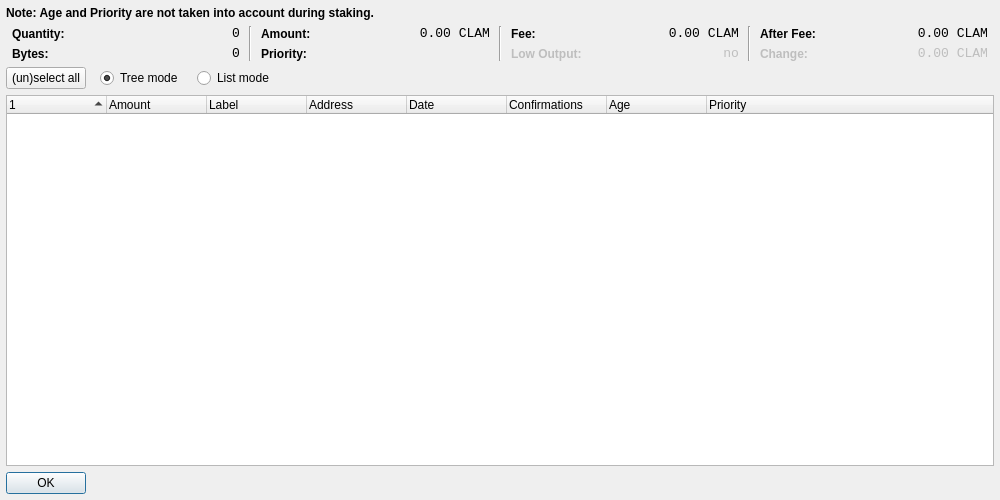
First picture: the form in src/qt/forms/coincontroldialog.ui, repository Crazyhead90/Linda, before the edit.
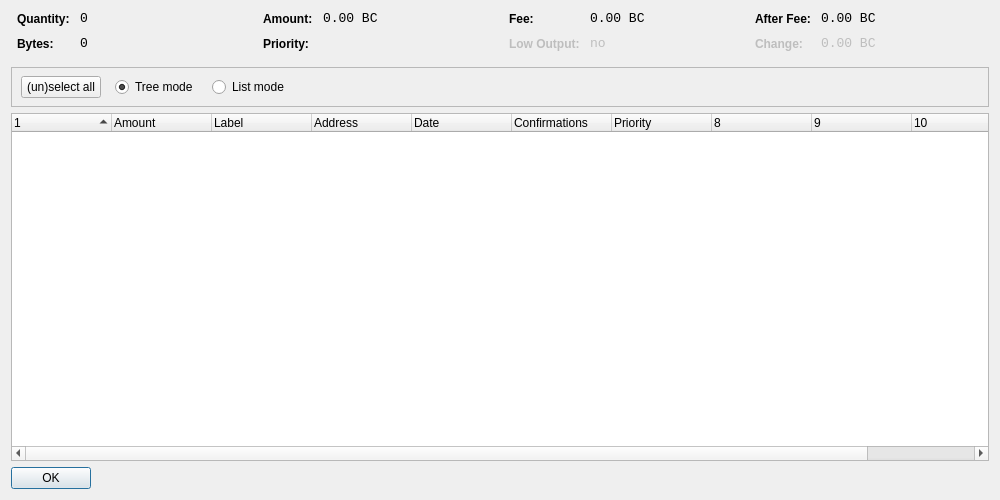
Second picture: the form after the edit. Custom widgets are drawn as their Qt base class.

The edit to the form file:
```diff
--- a/src/qt/forms/coincontroldialog.ui
+++ b/src/qt/forms/coincontroldialog.ui
@@ -13,102 +13,22 @@
   <property name="windowTitle">
    <string>Coin Control</string>
   </property>
-  <layout class="QGridLayout" name="gridLayout">
-   <property name="leftMargin">
-    <number>6</number>
-   </property>
+  <layout class="QVBoxLayout" name="verticalLayout">
+   <item>
+    <layout class="QHBoxLayout" name="horizontalLayoutTop" stretch="0,0,0,0">
    <property name="topMargin">
-    <number>6</number>
-   </property>
-   <property name="rightMargin">
-    <number>6</number>
-   </property>
-   <property name="bottomMargin">
-    <number>6</number>
-   </property>
-   <item row="3" column="0">
-    <widget class="CoinControlTreeWidget" name="treeWidget">
-     <property name="contextMenuPolicy">
-      <enum>Qt::CustomContextMenu</enum>
-     </property>
-     <property name="sortingEnabled">
-      <bool>false</bool>
-     </property>
-     <property name="columnCount">
-      <number>8</number>
-     </property>
-     <attribute name="headerShowSortIndicator" stdset="0">
-      <bool>true</bool>
-     </attribute>
-     <attribute name="headerStretchLastSection">
-      <bool>true</bool>
-     </attribute>
-     <column>
-      <property name="text">
-       <string/>
-      </property>
-     </column>
-     <column>
-      <property name="text">
-       <string>Amount</string>
-      </property>
-     </column>
-     <column>
-      <property name="text">
-       <string>Label</string>
-      </property>
-     </column>
-     <column>
-      <property name="text">
-       <string>Address</string>
-      </property>
-     </column>
-     <column>
-      <property name="text">
-       <string>Date</string>
-      </property>
-     </column>
-     <column>
-      <property name="text">
-       <string>Confirmations</string>
-      </property>
-      <property name="toolTip">
-       <string>Confirmed</string>
-      </property>
-     </column>
-     <column>
-      <property name="text">
-       <string>Age</string>
-      </property>
-      <property name="toolTip">
-       <string>Age in days</string>
-      </property>
-     </column>
-     <column>
-      <property name="text">
-       <string>Priority</string>
-      </property>
-     </column>
-    </widget>
-   </item>
-   <item row="1" column="0">
-    <layout class="QHBoxLayout" name="horizontalLayoutTop" stretch="0,0,0,0,0,0,0">
-     <property name="spacing">
-      <number>3</number>
-     </property>
-     <property name="topMargin">
       <number>0</number>
      </property>
      <property name="bottomMargin">
-      <number>0</number>
+      <number>10</number>
      </property>
      <item>
       <layout class="QFormLayout" name="formLayoutCoinControl1">
        <property name="horizontalSpacing">
-        <number>5</number>
+        <number>10</number>
        </property>
        <property name="verticalSpacing">
-        <number>5</number>
+        <number>10</number>
        </property>
        <property name="leftMargin">
         <number>6</number>
@@ -143,9 +63,6 @@
          <property name="text">
           <string notr="true">0</string>
          </property>
-         <property name="alignment">
-          <set>Qt::AlignRight|Qt::AlignTrailing|Qt::AlignVCenter</set>
-         </property>
          <property name="textInteractionFlags">
           <set>Qt::LinksAccessibleByMouse|Qt::TextSelectableByKeyboard|Qt::TextSelectableByMouse</set>
          </property>
@@ -178,9 +95,6 @@
          <property name="text">
           <string notr="true">0</string>
          </property>
-         <property name="alignment">
-          <set>Qt::AlignRight|Qt::AlignTrailing|Qt::AlignVCenter</set>
-         </property>
          <property name="textInteractionFlags">
           <set>Qt::LinksAccessibleByMouse|Qt::TextSelectableByKeyboard|Qt::TextSelectableByMouse</set>
          </property>
@@ -188,20 +102,13 @@
        </item>
       </layout>
      </item>
-     <item>
-      <widget class="Line" name="line">
-       <property name="orientation">
-        <enum>Qt::Vertical</enum>
-       </property>
-      </widget>
-     </item>
      <item>
       <layout class="QFormLayout" name="formLayoutCoinControl2">
        <property name="horizontalSpacing">
-        <number>5</number>
+        <number>10</number>
        </property>
        <property name="verticalSpacing">
-        <number>5</number>
+        <number>10</number>
        </property>
        <property name="leftMargin">
         <number>6</number>
@@ -234,10 +141,7 @@
           <enum>Qt::ActionsContextMenu</enum>
          </property>
          <property name="text">
-          <string notr="true">0.00 CLAM</string>
-         </property>
-         <property name="alignment">
-          <set>Qt::AlignRight|Qt::AlignTrailing|Qt::AlignVCenter</set>
+          <string notr="true">0.00 BC</string>
          </property>
          <property name="textInteractionFlags">
           <set>Qt::LinksAccessibleByMouse|Qt::TextSelectableByKeyboard|Qt::TextSelectableByMouse</set>
@@ -271,9 +175,6 @@
          <property name="text">
           <string/>
          </property>
-         <property name="alignment">
-          <set>Qt::AlignRight|Qt::AlignTrailing|Qt::AlignVCenter</set>
-         </property>
          <property name="textInteractionFlags">
           <set>Qt::LinksAccessibleByMouse|Qt::TextSelectableByKeyboard|Qt::TextSelectableByMouse</set>
          </property>
@@ -281,20 +182,13 @@
        </item>
       </layout>
      </item>
-     <item>
-      <widget class="Line" name="line_2">
-       <property name="orientation">
-        <enum>Qt::Vertical</enum>
-       </property>
-      </widget>
-     </item>
      <item>
       <layout class="QFormLayout" name="formLayoutCoinControl3">
        <property name="horizontalSpacing">
-        <number>5</number>
+        <number>10</number>
        </property>
        <property name="verticalSpacing">
-        <number>5</number>
+        <number>10</number>
        </property>
        <property name="leftMargin">
         <number>6</number>
@@ -327,10 +221,7 @@
           <enum>Qt::ActionsContextMenu</enum>
          </property>
          <property name="text">
-          <string notr="true">0.00 CLAM</string>
-         </property>
-         <property name="alignment">
-          <set>Qt::AlignRight|Qt::AlignTrailing|Qt::AlignVCenter</set>
+          <string notr="true">0.00 BC</string>
          </property>
          <property name="textInteractionFlags">
           <set>Qt::LinksAccessibleByMouse|Qt::TextSelectableByKeyboard|Qt::TextSelectableByMouse</set>
@@ -370,9 +261,6 @@
          <property name="text">
           <string notr="true">no</string>
          </property>
-         <property name="alignment">
-          <set>Qt::AlignRight|Qt::AlignTrailing|Qt::AlignVCenter</set>
-         </property>
          <property name="textInteractionFlags">
           <set>Qt::LinksAccessibleByMouse|Qt::TextSelectableByKeyboard|Qt::TextSelectableByMouse</set>
          </property>
@@ -380,23 +268,13 @@
        </item>
       </layout>
      </item>
-     <item>
-      <widget class="Line" name="line_3">
-       <property name="orientation">
-        <enum>Qt::Vertical</enum>
-       </property>
-      </widget>
-     </item>
      <item>
       <layout class="QFormLayout" name="formLayoutCoinControl4">
-       <property name="fieldGrowthPolicy">
-        <enum>QFormLayout::AllNonFixedFieldsGrow</enum>
-       </property>
        <property name="horizontalSpacing">
-        <number>5</number>
+        <number>10</number>
        </property>
        <property name="verticalSpacing">
-        <number>5</number>
+        <number>10</number>
        </property>
        <property name="leftMargin">
         <number>6</number>
@@ -429,10 +307,7 @@
           <enum>Qt::ActionsContextMenu</enum>
          </property>
          <property name="text">
-          <string notr="true">0.00 CLAM</string>
-         </property>
-         <property name="alignment">
-          <set>Qt::AlignRight|Qt::AlignTrailing|Qt::AlignVCenter</set>
+          <string notr="true">0.00 BC</string>
          </property>
          <property name="textInteractionFlags">
           <set>Qt::LinksAccessibleByMouse|Qt::TextSelectableByKeyboard|Qt::TextSelectableByMouse</set>
@@ -470,10 +345,7 @@
           <enum>Qt::ActionsContextMenu</enum>
          </property>
          <property name="text">
-          <string notr="true">0.00 CLAM</string>
-         </property>
-         <property name="alignment">
-          <set>Qt::AlignRight|Qt::AlignTrailing|Qt::AlignVCenter</set>
+          <string notr="true">0.00 BC</string>
          </property>
          <property name="textInteractionFlags">
           <set>Qt::LinksAccessibleByMouse|Qt::TextSelectableByKeyboard|Qt::TextSelectableByMouse</set>
@@ -484,24 +356,30 @@
      </item>
     </layout>
    </item>
-   <item row="4" column="0">
-    <widget class="QDialogButtonBox" name="buttonBox">
-     <property name="sizePolicy">
-      <sizepolicy hsizetype="Maximum" vsizetype="Fixed">
-       <horstretch>0</horstretch>
-       <verstretch>0</verstretch>
-      </sizepolicy>
+   <item>
+    <widget class="QFrame" name="frame">
+     <property name="minimumSize">
+      <size>
+       <width>0</width>
+       <height>40</height>
+      </size>
      </property>
-     <property name="orientation">
-      <enum>Qt::Horizontal</enum>
+     <property name="frameShape">
+      <enum>QFrame::StyledPanel</enum>
      </property>
-     <property name="standardButtons">
-      <set>QDialogButtonBox::Ok</set>
+     <property name="frameShadow">
+      <enum>QFrame::Sunken</enum>
      </property>
-    </widget>
-   </item>
-   <item row="2" column="0">
-    <layout class="QHBoxLayout" name="horizontalLayoutPanel" stretch="0,0,0,0">
+     <widget class="QWidget" name="horizontalLayoutWidget">
+      <property name="geometry">
+       <rect>
+        <x>10</x>
+        <y>0</y>
+        <width>781</width>
+        <height>41</height>
+       </rect>
+      </property>
+      <layout class="QHBoxLayout" name="horizontalLayoutPanel" stretch="0,0,0,0,0">
      <property name="spacing">
       <number>14</number>
      </property>
@@ -561,17 +439,99 @@
       </spacer>
      </item>
     </layout>
+     </widget>
+    </widget>
    </item>
-   <item row="0" column="0">
-    <widget class="QLabel" name="label">
-     <property name="font">
-      <font>
-       <weight>75</weight>
-       <bold>true</bold>
-      </font>
+   <item>
+    <widget class="CoinControlTreeWidget" name="treeWidget">
+     <property name="contextMenuPolicy">
+      <enum>Qt::CustomContextMenu</enum>
      </property>
+     <property name="sortingEnabled">
+      <bool>false</bool>
+     </property>
+     <property name="columnCount">
+      <number>11</number>
+     </property>
+     <attribute name="headerShowSortIndicator" stdset="0">
+      <bool>true</bool>
+     </attribute>
+     <attribute name="headerStretchLastSection">
+      <bool>false</bool>
+     </attribute>
+     <column>
      <property name="text">
-      <string>Note: Age and Priority are not taken into account during staking.</string>
+       <string/>
+      </property>
+     </column>
+     <column>
+      <property name="text">
+       <string>Amount</string>
+      </property>
+     </column>
+     <column>
+      <property name="text">
+       <string>Label</string>
+      </property>
+     </column>
+     <column>
+      <property name="text">
+       <string>Address</string>
+      </property>
+     </column>
+     <column>
+      <property name="text">
+       <string>Date</string>
+      </property>
+     </column>
+     <column>
+      <property name="text">
+       <string>Confirmations</string>
+      </property>
+      <property name="toolTip">
+       <string>Confirmed</string>
+      </property>
+     </column>
+     <column>
+      <property name="text">
+       <string>Priority</string>
+      </property>
+     </column>
+     <column>
+      <property name="text">
+       <string/>
+      </property>
+     </column>
+     <column>
+      <property name="text">
+       <string/>
+      </property>
+     </column>
+     <column>
+      <property name="text">
+       <string/>
+      </property>
+     </column>
+     <column>
+      <property name="text">
+       <string/>
+      </property>
+     </column>
+    </widget>
+   </item>
+   <item>
+    <widget class="QDialogButtonBox" name="buttonBox">
+     <property name="sizePolicy">
+      <sizepolicy hsizetype="Maximum" vsizetype="Fixed">
+       <horstretch>0</horstretch>
+       <verstretch>0</verstretch>
+      </sizepolicy>
+     </property>
+     <property name="orientation">
+      <enum>Qt::Horizontal</enum>
+     </property>
+     <property name="standardButtons">
+      <set>QDialogButtonBox::Ok</set>
      </property>
     </widget>
    </item>
```
Lines whose indentation alone changed are shown as unchanged.
